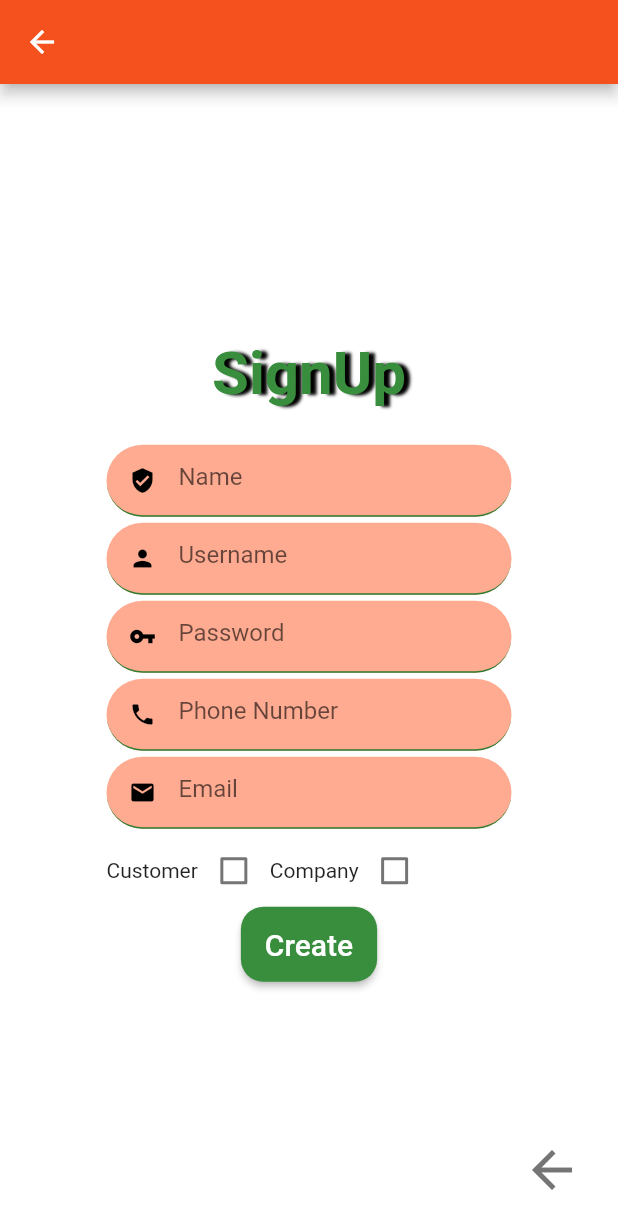
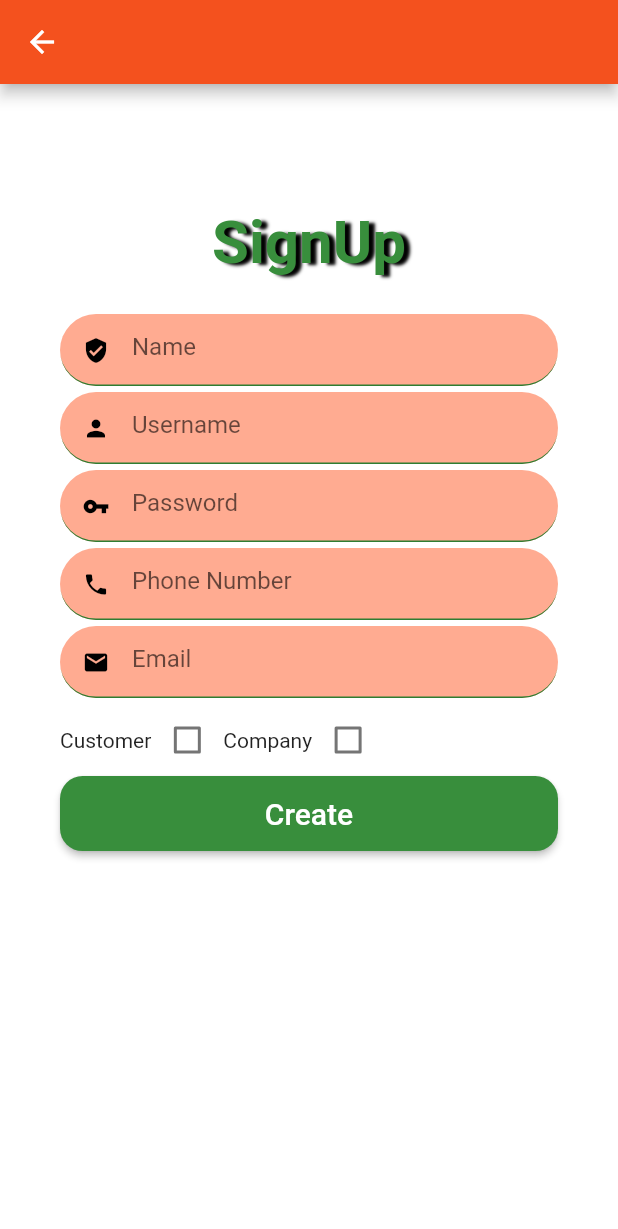
Before and after one commit to RoxanaDenisa/TravelApp, a Flutter app: the MySignUp screen opened directly, on a phone screen of 412 x 824 dp. Shown: the top 1229 px of the screen. Run offline on Flutter 3.47's test engine with Material 2 defaults, Android fonts, the phone set to English and light mode, and no system bars; our stand-ins replace cloud_firestore, firebase_auth, firebase_core, firebase_messaging, firebase_storage, image_picker and 1 more; accounts and stored records are empty.

Commit message:
final SignUp

```diff
--- a/travel_app/lib/signUp.dart
+++ b/travel_app/lib/signUp.dart
@@ -21,14 +21,15 @@
     return new Scaffold(
       backgroundColor: Colors.white,
       appBar: AppBar(backgroundColor: Colors.deepOrange[600]),
-      body: Center(
-          child: Container(
-        width: 270,
-        child: Column(
-          mainAxisAlignment: MainAxisAlignment.center,
+      body: ListView(
+        padding: EdgeInsets.only(
+            top: (MediaQuery.of(context).size.width * 1 / 5),
+            left: 40,
+            right: 40),
         children: <Widget>[
           Text(
             'SignUp',
+            textAlign: TextAlign.center,
             style: TextStyle(
                 color: Colors.green[700],
                 fontSize: 40,
@@ -41,17 +42,38 @@
                 ]),
           ),
           Text('\n', style: TextStyle(fontSize: 10)),
-            TextFieldWidget(
-              hintText: 'Name',
+          Container(
+            width: 280,
+            child: TextField(
+              key: Key("value"),
               obscureText: false,
-              lines: 1,
-              prefixIconData: Icons.verified_user,
+              decoration: InputDecoration(
+                hintText: "Name",
+                prefixIcon: Icon(
+                  Icons.verified_user,
+                  size: 18,
+                  color: Colors.black,
+                ),
+                filled: true,
+                fillColor: Colors.deepOrange[200],
+                enabledBorder: UnderlineInputBorder(
+                  borderRadius: BorderRadius.circular(40),
+                  borderSide: BorderSide(color: Colors.green[800]),
+                ),
+                focusedBorder: UnderlineInputBorder(
+                  borderRadius: BorderRadius.circular(40),
+                  borderSide: BorderSide(color: Colors.green[800]),
+                ),
+              ),
               onChanged: (value) {
                 setState(() => name = value);
               },
             ),
+          ),
           Text('\n', style: TextStyle(fontSize: 2)),
-            TextFieldWidget(
+          Container(
+            width: 280,
+            child: TextFieldWidget(
               hintText: 'Username',
               lines: 1,
               obscureText: false,
@@ -60,18 +82,40 @@
                 setState(() => uname = value);
               },
             ),
+          ),
           Text('\n', style: TextStyle(fontSize: 2)),
-            TextFieldWidget(
-              lines: 1,
-              hintText: 'Password',
+          Container(
+            width: 280,
+            child: TextField(
+              key: Key("password"),
               obscureText: true,
-              prefixIconData: Icons.vpn_key,
+              decoration: InputDecoration(
+                hintText: "Password",
+                prefixIcon: Icon(
+                  Icons.vpn_key_sharp,
+                  size: 18,
+                  color: Colors.black,
+                ),
+                filled: true,
+                fillColor: Colors.deepOrange[200],
+                enabledBorder: UnderlineInputBorder(
+                  borderRadius: BorderRadius.circular(40),
+                  borderSide: BorderSide(color: Colors.green[800]),
+                ),
+                focusedBorder: UnderlineInputBorder(
+                  borderRadius: BorderRadius.circular(40),
+                  borderSide: BorderSide(color: Colors.green[800]),
+                ),
+              ),
               onChanged: (value) {
                 setState(() => password = value);
               },
             ),
+          ),
           Text('\n', style: TextStyle(fontSize: 2)),
-            TextFieldWidget(
+          Container(
+            width: 280,
+            child: TextFieldWidget(
               lines: 1,
               hintText: 'Phone Number',
               obscureText: false,
@@ -80,8 +124,11 @@
                 setState(() => phone = value);
               },
             ),
+          ),
           Text('\n', style: TextStyle(fontSize: 2)),
-            TextFieldWidget(
+          Container(
+            width: 280,
+            child: TextFieldWidget(
               lines: 1,
               hintText: 'Email',
               obscureText: false,
@@ -90,8 +137,11 @@
                 setState(() => email = value);
               },
             ),
+          ),
           Text('\n', style: TextStyle(fontSize: 2)),
-            Row(
+          Container(
+            width: 280,
+            child: Row(
               crossAxisAlignment: CrossAxisAlignment.center,
               children: <Widget>[
                 Text('Customer', style: TextStyle(fontSize: 14)),
@@ -122,6 +172,7 @@
                 ),
               ],
             ),
+          ),
           ButtonWidget(
             title: 'Create',
             onPressed: () async {
@@ -133,8 +184,8 @@
                       email: email, password: password);
                   User updateUser = FirebaseAuth.instance.currentUser;
                   updateUser.updateProfile(displayName: name);
-                    userSetup(name, email, phone, uname, checkBoxValue,
-                        checkBoxValue2);
+                  userSetup(
+                      name, email, phone, uname, checkBoxValue, checkBoxValue2);
                 } on FirebaseAuthException catch (_) {
                   Navigator.of(context).push(
                       MaterialPageRoute(builder: (context) => MySignUp()));
@@ -144,21 +195,9 @@
               } else
                 print('nu');
             },
-            )
+          ),
+          Text('\n', style: TextStyle(fontSize: 14)),
         ],
-        ),
-      )),
-      floatingActionButton: IconButton(
-        onPressed: () {
-          Navigator.of(context)
-              .push(MaterialPageRoute(builder: (context) => MyLogin()));
-        },
-        splashColor: Colors.grey[600],
-        icon: Icon(
-          Icons.arrow_back,
-          color: Colors.grey[600],
-        ),
-        iconSize: 40,
       ),
     );
   }
```
Also changed, not shown: travel_app/lib/textFieldWidget.dart (+7 -12 lines). Lines whose indentation alone changed are shown as unchanged.
